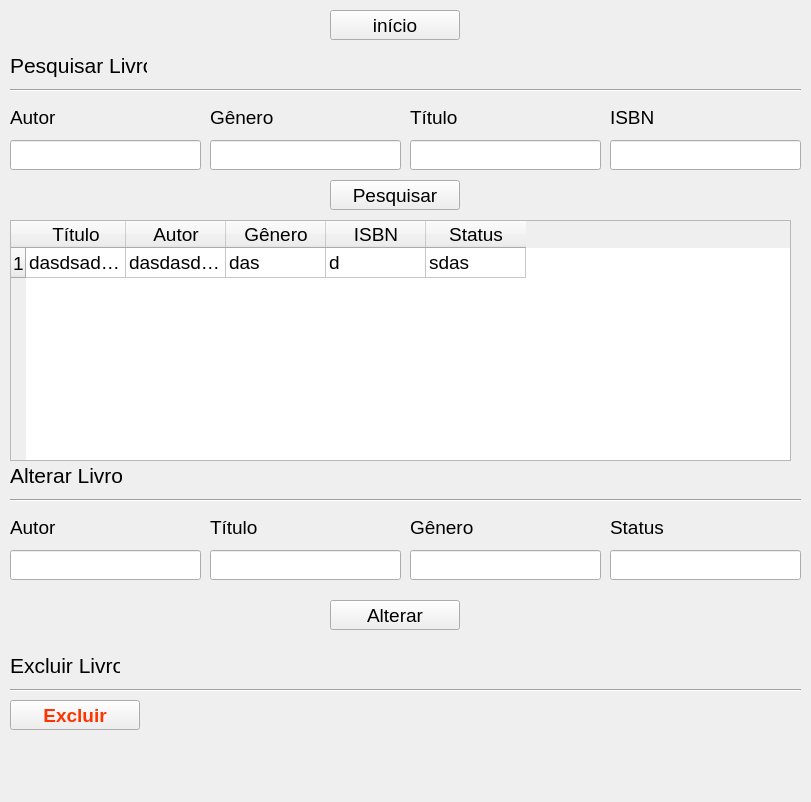
Old version of the form biblioteca/view/layouts/gerenciar_livro.ui in the repository LuisCunha05/sistema_biblioteca.
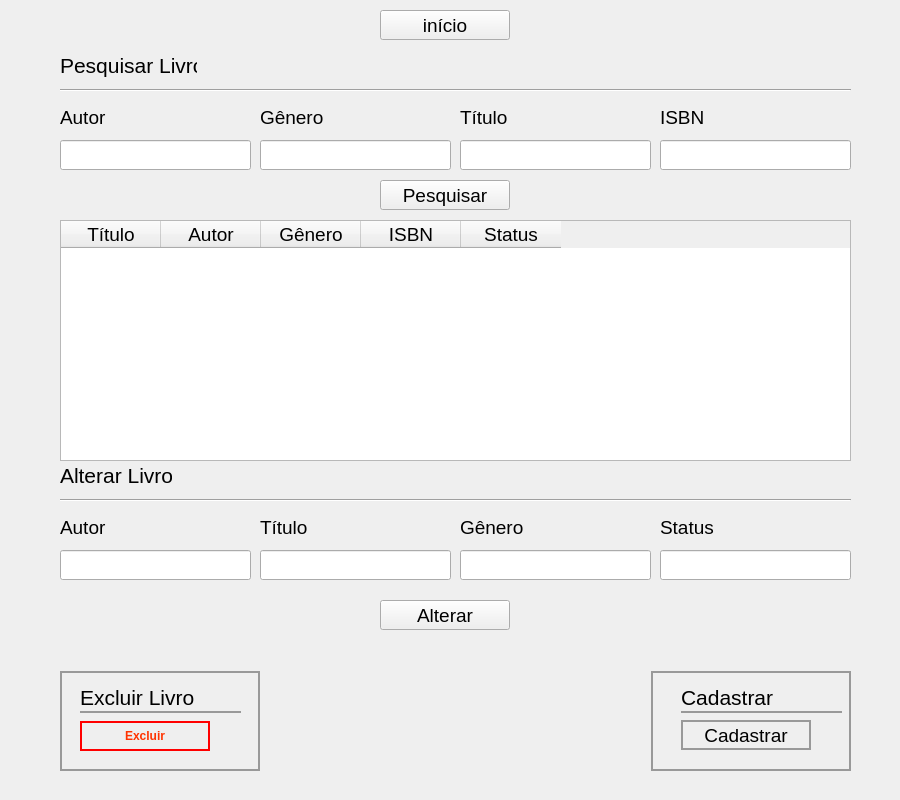
New version of the form.

Commit message: alterado a tela gerenciar livro

Patch:
```diff
--- a/biblioteca/view/layouts/gerenciar_livro.ui
+++ b/biblioteca/view/layouts/gerenciar_livro.ui
@@ -6,8 +6,8 @@
    <rect>
     <x>0</x>
     <y>0</y>
-    <width>811</width>
-    <height>802</height>
+    <width>900</width>
+    <height>800</height>
    </rect>
   </property>
   <property name="sizePolicy">
@@ -18,7 +18,7 @@
   </property>
   <property name="minimumSize">
    <size>
-    <width>800</width>
+    <width>900</width>
     <height>800</height>
    </size>
   </property>
@@ -40,7 +40,7 @@
   <widget class="QPushButton" name="b_inicio">
    <property name="geometry">
     <rect>
-     <x>330</x>
+     <x>380</x>
      <y>10</y>
      <width>130</width>
      <height>30</height>
@@ -80,7 +80,7 @@
   <widget class="QLabel" name="l_pesquisar">
    <property name="geometry">
     <rect>
-     <x>10</x>
+     <x>60</x>
      <y>50</y>
      <width>137</width>
      <height>30</height>
@@ -99,7 +99,7 @@
   <widget class="Line" name="line">
    <property name="geometry">
     <rect>
-     <x>10</x>
+     <x>60</x>
      <y>80</y>
      <width>791</width>
      <height>20</height>
@@ -112,7 +112,7 @@
   <widget class="QWidget" name="horizontalLayoutWidget">
    <property name="geometry">
     <rect>
-     <x>10</x>
+     <x>60</x>
      <y>100</y>
      <width>791</width>
      <height>70</height>
@@ -376,7 +376,7 @@
   <widget class="QPushButton" name="b_pesquisar">
    <property name="geometry">
     <rect>
-     <x>330</x>
+     <x>380</x>
      <y>180</y>
      <width>130</width>
      <height>30</height>
@@ -416,7 +416,7 @@
   <widget class="QLabel" name="l_alterar">
    <property name="geometry">
     <rect>
-     <x>10</x>
+     <x>60</x>
      <y>460</y>
      <width>112</width>
      <height>30</height>
@@ -435,7 +435,7 @@
   <widget class="Line" name="line_2">
    <property name="geometry">
     <rect>
-     <x>10</x>
+     <x>60</x>
      <y>490</y>
      <width>791</width>
      <height>20</height>
@@ -448,7 +448,7 @@
   <widget class="QWidget" name="horizontalLayoutWidget_2">
    <property name="geometry">
     <rect>
-     <x>10</x>
+     <x>60</x>
      <y>510</y>
      <width>791</width>
      <height>70</height>
@@ -712,7 +712,7 @@
   <widget class="QPushButton" name="b_alterar">
    <property name="geometry">
     <rect>
-     <x>330</x>
+     <x>380</x>
      <y>600</y>
      <width>130</width>
      <height>30</height>
@@ -749,84 +749,12 @@
     <string>Alterar</string>
    </property>
   </widget>
-  <widget class="QLabel" name="l_excluir">
-   <property name="geometry">
-    <rect>
-     <x>10</x>
-     <y>650</y>
-     <width>110</width>
-     <height>30</height>
-    </rect>
-   </property>
-   <property name="font">
-    <font>
-     <family>Segoe UI</family>
-     <pointsize>16</pointsize>
-    </font>
-   </property>
-   <property name="text">
-    <string>Excluir Livro</string>
-   </property>
-  </widget>
-  <widget class="Line" name="line_3">
-   <property name="geometry">
-    <rect>
-     <x>10</x>
-     <y>680</y>
-     <width>791</width>
-     <height>20</height>
-    </rect>
-   </property>
-   <property name="orientation">
-    <enum>Qt::Horizontal</enum>
-   </property>
-  </widget>
-  <widget class="QPushButton" name="b_excluir">
-   <property name="geometry">
-    <rect>
-     <x>10</x>
-     <y>700</y>
-     <width>130</width>
-     <height>30</height>
-    </rect>
-   </property>
-   <property name="sizePolicy">
-    <sizepolicy hsizetype="Minimum" vsizetype="Minimum">
-     <horstretch>0</horstretch>
-     <verstretch>0</verstretch>
-    </sizepolicy>
-   </property>
-   <property name="minimumSize">
-    <size>
-     <width>130</width>
-     <height>30</height>
-    </size>
-   </property>
-   <property name="maximumSize">
-    <size>
-     <width>300</width>
-     <height>30</height>
-    </size>
-   </property>
-   <property name="font">
-    <font>
-     <weight>68</weight>
-     <bold>true</bold>
-    </font>
-   </property>
-   <property name="styleSheet">
-    <string notr="true">text-align:center;padding: 0 10px;color:#f30;font-weight:550;</string>
-   </property>
-   <property name="text">
-    <string>Excluir</string>
-   </property>
-  </widget>
   <widget class="QTableWidget" name="table_livro">
    <property name="geometry">
     <rect>
-     <x>10</x>
+     <x>60</x>
      <y>220</y>
-     <width>781</width>
+     <width>791</width>
      <height>241</height>
     </rect>
    </property>
@@ -868,11 +796,6 @@
    <attribute name="horizontalHeaderCascadingSectionResizes">
     <bool>false</bool>
    </attribute>
-   <row>
-    <property name="text">
-     <string>1</string>
-    </property>
-   </row>
    <column>
     <property name="text">
      <string>Título</string>
@@ -898,31 +821,256 @@
      <string>Status</string>
     </property>
    </column>
-   <item row="0" column="0">
-    <property name="text">
-     <string>dasdsadsdasdasdasdasdasdas</string>
-    </property>
-   </item>
-   <item row="0" column="1">
-    <property name="text">
-     <string>dasdasdasdasdasdasd</string>
-    </property>
-   </item>
-   <item row="0" column="2">
-    <property name="text">
-     <string>das</string>
-    </property>
-   </item>
-   <item row="0" column="3">
-    <property name="text">
-     <string>d</string>
-    </property>
-   </item>
-   <item row="0" column="4">
-    <property name="text">
-     <string>sdas</string>
-    </property>
-   </item>
+  </widget>
+  <widget class="QWidget" name="horizontalLayoutWidget_3">
+   <property name="geometry">
+    <rect>
+     <x>60</x>
+     <y>670</y>
+     <width>791</width>
+     <height>102</height>
+    </rect>
+   </property>
+   <layout class="QHBoxLayout" name="hL_opcoes">
+    <item>
+     <widget class="QFrame" name="frame">
+      <property name="sizePolicy">
+       <sizepolicy hsizetype="Minimum" vsizetype="Minimum">
+        <horstretch>0</horstretch>
+        <verstretch>0</verstretch>
+       </sizepolicy>
+      </property>
+      <property name="minimumSize">
+       <size>
+        <width>200</width>
+        <height>100</height>
+       </size>
+      </property>
+      <property name="maximumSize">
+       <size>
+        <width>300</width>
+        <height>100</height>
+       </size>
+      </property>
+      <property name="autoFillBackground">
+       <bool>false</bool>
+      </property>
+      <property name="styleSheet">
+       <string notr="true">.QFrame{
+	border: 2px solid #999;
+}
+</string>
+      </property>
+      <property name="frameShape">
+       <enum>QFrame::StyledPanel</enum>
+      </property>
+      <property name="frameShadow">
+       <enum>QFrame::Raised</enum>
+      </property>
+      <widget class="QLabel" name="l_excluir">
+       <property name="geometry">
+        <rect>
+         <x>20</x>
+         <y>9</y>
+         <width>124</width>
+         <height>34</height>
+        </rect>
+       </property>
+       <property name="font">
+        <font>
+         <family>Segoe UI</family>
+         <pointsize>16</pointsize>
+        </font>
+       </property>
+       <property name="styleSheet">
+        <string notr="true"/>
+       </property>
+       <property name="text">
+        <string>Excluir Livro</string>
+       </property>
+      </widget>
+      <widget class="QPushButton" name="b_excluir">
+       <property name="geometry">
+        <rect>
+         <x>20</x>
+         <y>50</y>
+         <width>130</width>
+         <height>30</height>
+        </rect>
+       </property>
+       <property name="sizePolicy">
+        <sizepolicy hsizetype="Minimum" vsizetype="Minimum">
+         <horstretch>0</horstretch>
+         <verstretch>0</verstretch>
+        </sizepolicy>
+       </property>
+       <property name="minimumSize">
+        <size>
+         <width>130</width>
+         <height>30</height>
+        </size>
+       </property>
+       <property name="maximumSize">
+        <size>
+         <width>300</width>
+         <height>30</height>
+        </size>
+       </property>
+       <property name="font">
+        <font>
+         <weight>68</weight>
+         <bold>true</bold>
+        </font>
+       </property>
+       <property name="styleSheet">
+        <string notr="true">text-align:center;padding: 0 10px;color:#f30;font-weight:550;border: 2px solid #f00;
+</string>
+       </property>
+       <property name="text">
+        <string>Excluir</string>
+       </property>
+      </widget>
+      <widget class="Line" name="line_3">
+       <property name="geometry">
+        <rect>
+         <x>20</x>
+         <y>40</y>
+         <width>161</width>
+         <height>20</height>
+        </rect>
+       </property>
+       <property name="styleSheet">
+        <string notr="true">border-width: 2px 0 0 0;</string>
+       </property>
+       <property name="orientation">
+        <enum>Qt::Horizontal</enum>
+       </property>
+      </widget>
+     </widget>
+    </item>
+    <item>
+     <spacer name="horizontalSpacer">
+      <property name="orientation">
+       <enum>Qt::Horizontal</enum>
+      </property>
+      <property name="sizeHint" stdset="0">
+       <size>
+        <width>40</width>
+        <height>20</height>
+       </size>
+      </property>
+     </spacer>
+    </item>
+    <item>
+     <widget class="QFrame" name="frame_2">
+      <property name="sizePolicy">
+       <sizepolicy hsizetype="Minimum" vsizetype="Minimum">
+        <horstretch>0</horstretch>
+        <verstretch>0</verstretch>
+       </sizepolicy>
+      </property>
+      <property name="minimumSize">
+       <size>
+        <width>200</width>
+        <height>100</height>
+       </size>
+      </property>
+      <property name="maximumSize">
+       <size>
+        <width>300</width>
+        <height>100</height>
+       </size>
+      </property>
+      <property name="styleSheet">
+       <string notr="true">border: 2px solid #999;</string>
+      </property>
+      <property name="frameShape">
+       <enum>QFrame::StyledPanel</enum>
+      </property>
+      <property name="frameShadow">
+       <enum>QFrame::Raised</enum>
+      </property>
+      <widget class="QLabel" name="l_cadastrar">
+       <property name="geometry">
+        <rect>
+         <x>30</x>
+         <y>9</y>
+         <width>124</width>
+         <height>34</height>
+        </rect>
+       </property>
+       <property name="font">
+        <font>
+         <family>Segoe UI</family>
+         <pointsize>16</pointsize>
+        </font>
+       </property>
+       <property name="styleSheet">
+        <string notr="true">border-style:none;</string>
+       </property>
+       <property name="text">
+        <string>Cadastrar</string>
+       </property>
+      </widget>
+      <widget class="Line" name="line_4">
+       <property name="geometry">
+        <rect>
+         <x>30</x>
+         <y>40</y>
+         <width>161</width>
+         <height>20</height>
+        </rect>
+       </property>
+       <property name="styleSheet">
+        <string notr="true">border-width: 2px 0 0 0;</string>
+       </property>
+       <property name="orientation">
+        <enum>Qt::Horizontal</enum>
+       </property>
+      </widget>
+      <widget class="QPushButton" name="b_cadastrar">
+       <property name="geometry">
+        <rect>
+         <x>30</x>
+         <y>49</y>
+         <width>130</width>
+         <height>30</height>
+        </rect>
+       </property>
+       <property name="sizePolicy">
+        <sizepolicy hsizetype="Minimum" vsizetype="Minimum">
+         <horstretch>0</horstretch>
+         <verstretch>0</verstretch>
+        </sizepolicy>
+       </property>
+       <property name="minimumSize">
+        <size>
+         <width>130</width>
+         <height>30</height>
+        </size>
+       </property>
+       <property name="maximumSize">
+        <size>
+         <width>300</width>
+         <height>30</height>
+        </size>
+       </property>
+       <property name="font">
+        <font>
+         <family>Segoe UI</family>
+         <pointsize>14</pointsize>
+        </font>
+       </property>
+       <property name="styleSheet">
+        <string notr="true">text-align:center;padding: 0 10px;</string>
+       </property>
+       <property name="text">
+        <string>Cadastrar</string>
+       </property>
+      </widget>
+     </widget>
+    </item>
+   </layout>
   </widget>
  </widget>
  <resources/>
```
The commit also changes 2 other files.
